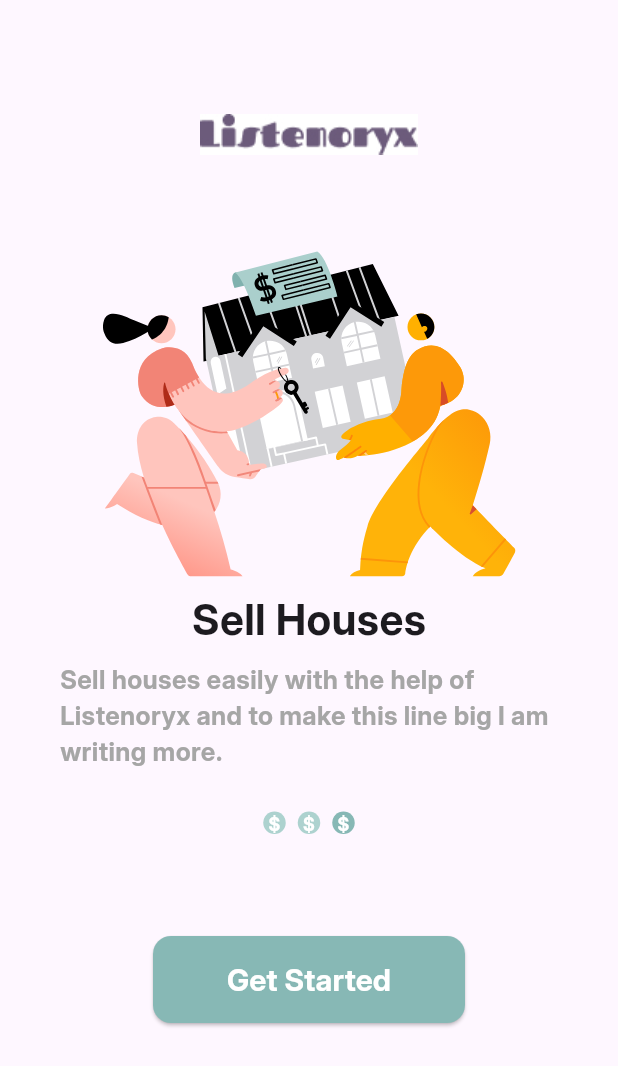
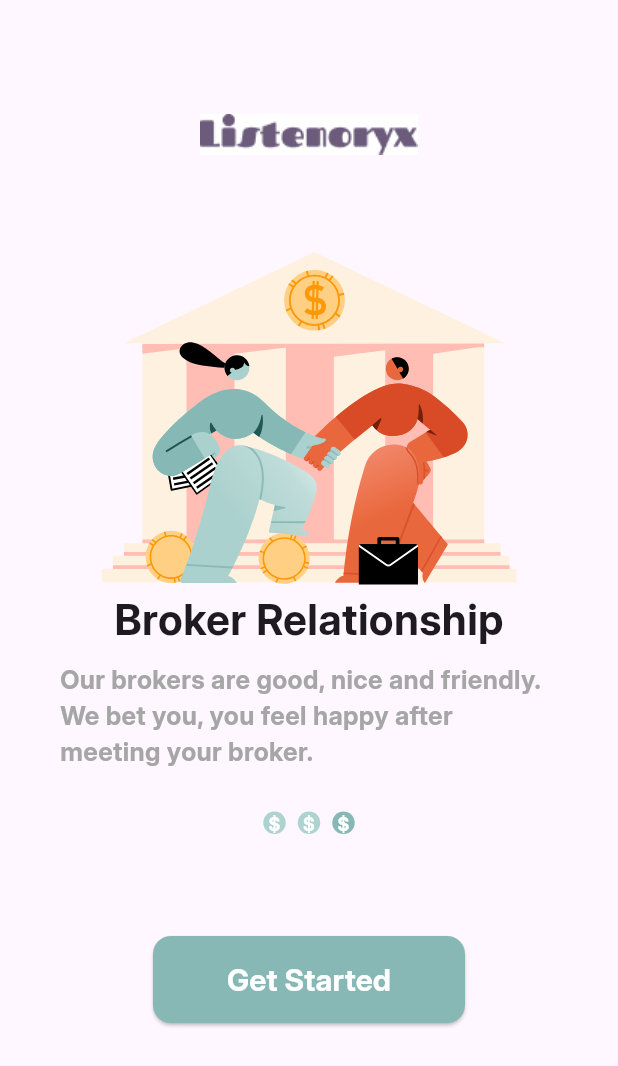
Before and after one commit to Mohamed-Husien/on_boarding, a Flutter app: the screen it shows after launch, swiped to page 3, on a phone screen of 412 x 824 dp. Shown: the top 1066 px of the screen. Run offline on Flutter 3.47's test engine with Material 3 defaults, Android fonts, the phone set to English and light mode, and no system bars; our stand-ins replace flutter_svg.

Commit message:
use on boarding model to pass pages info

```diff
--- a/lib/view/on_bording_view.dart
+++ b/lib/view/on_bording_view.dart
@@ -1,4 +1,5 @@
 import 'package:flutter/material.dart';
+import 'package:s2_flutter_app/model/on_boarding_model.dart';
 import 'package:s2_flutter_app/widget/custom_on_boarding.dart';
 
 class MyWidget extends StatefulWidget {
@@ -9,6 +10,25 @@
 }
 
 class _MyWidgetState extends State<MyWidget> {
+  List<OnBoardingModel> pages = [
+    OnBoardingModel(
+      image: 'assets/images/Group (1).svg',
+      title: 'Sell Houses',
+      subTitel:
+          'Sell houses easily with the help of Listenoryx and to make this line big I am writing more.',
+    ),
+    OnBoardingModel(
+        image: 'assets/images/Group.svg',
+        title: 'We Warn You',
+        subTitel:
+            'We warn you whether to put your money on certain companies or not because we care for you.'),
+    OnBoardingModel(
+        image: 'assets/images/7   BANK DEAL.svg',
+        title: 'Broker Relationship',
+        subTitel:
+            'Our brokers are good, nice and friendly. We bet you, you feel happy after meeting your broker.'),
+  ];
+
   int _pageIndex = 0;
   final PageController _pageController = PageController(
     //controoller to jumping between  color
@@ -30,8 +50,9 @@
           _pageIndex = value;
         });
       },
-      itemCount: 3,
+      itemCount: pages.length,
       itemBuilder: (context, index) => CustomOBoarding(
+        onBoardingModel: pages[index],
         pageController: _pageController,
         pageIndex: _pageIndex,
       ),
--- a/lib/widget/custom_on_boarding.dart
+++ b/lib/widget/custom_on_boarding.dart
@@ -1,10 +1,15 @@
 import 'package:flutter/material.dart';
 import 'package:flutter_svg/flutter_svg.dart';
+import 'package:s2_flutter_app/model/on_boarding_model.dart';
 import 'package:s2_flutter_app/widget/custom_elevation_button.dart';
 
 class CustomOBoarding extends StatelessWidget {
   CustomOBoarding(
-      {super.key, required this.pageIndex, required this.pageController});
+      {super.key,
+      required this.pageIndex,
+      required this.pageController,
+      required this.onBoardingModel});
+  final OnBoardingModel onBoardingModel;
   int pageIndex;
   final PageController pageController;
   @override
@@ -18,13 +23,13 @@
             const SizedBox(
               height: 64,
             ),
-            SvgPicture.asset('assets/images/Group (1).svg'),
+            SvgPicture.asset(onBoardingModel.image),
             // const SizedBox(
             //   height: 64,
             // ),
-            const Text(
-              'Sell Houses',
-              style: TextStyle(
+            Text(
+              onBoardingModel.title,
+              style: const TextStyle(
                 fontWeight: FontWeight.bold,
                 fontFamily: "Inter",
                 fontSize: 28,
@@ -33,9 +38,9 @@
             const SizedBox(
               height: 8,
             ),
-            const Text(
-              'Sell houses easily with the help of Listenoryx and to make this line big I am writing more.',
-              style: TextStyle(
+            Text(
+              onBoardingModel.subTitel,
+              style: const TextStyle(
                 fontWeight: FontWeight.w400,
                 fontFamily: "Inter",
                 fontSize: 17,
```
